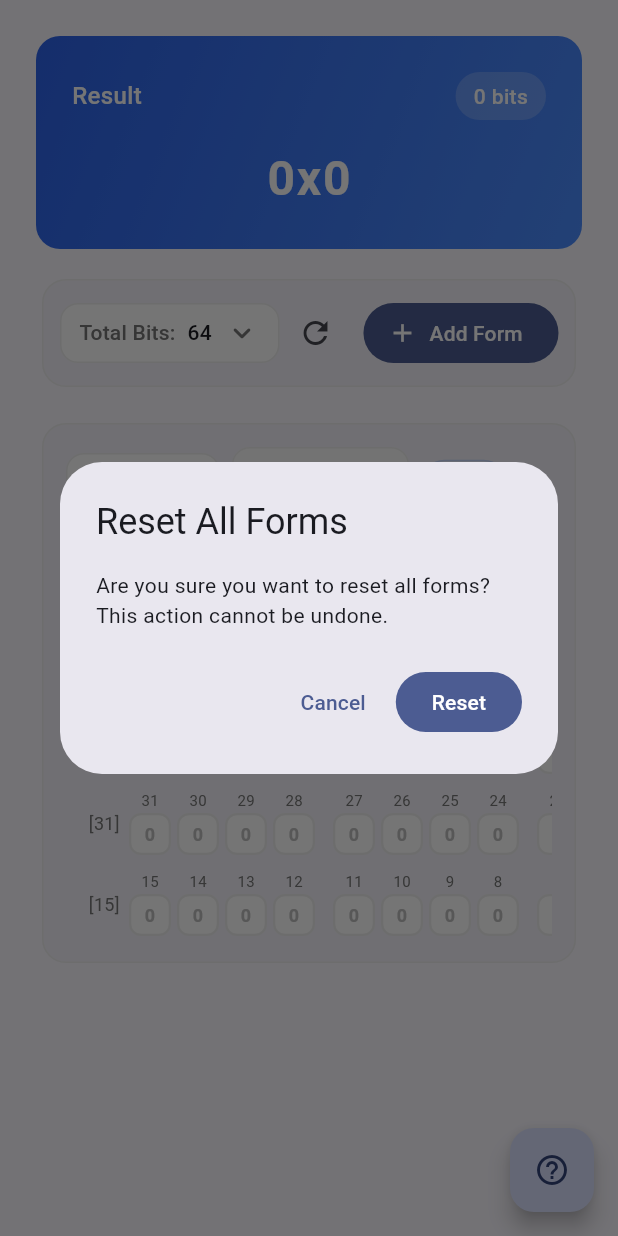
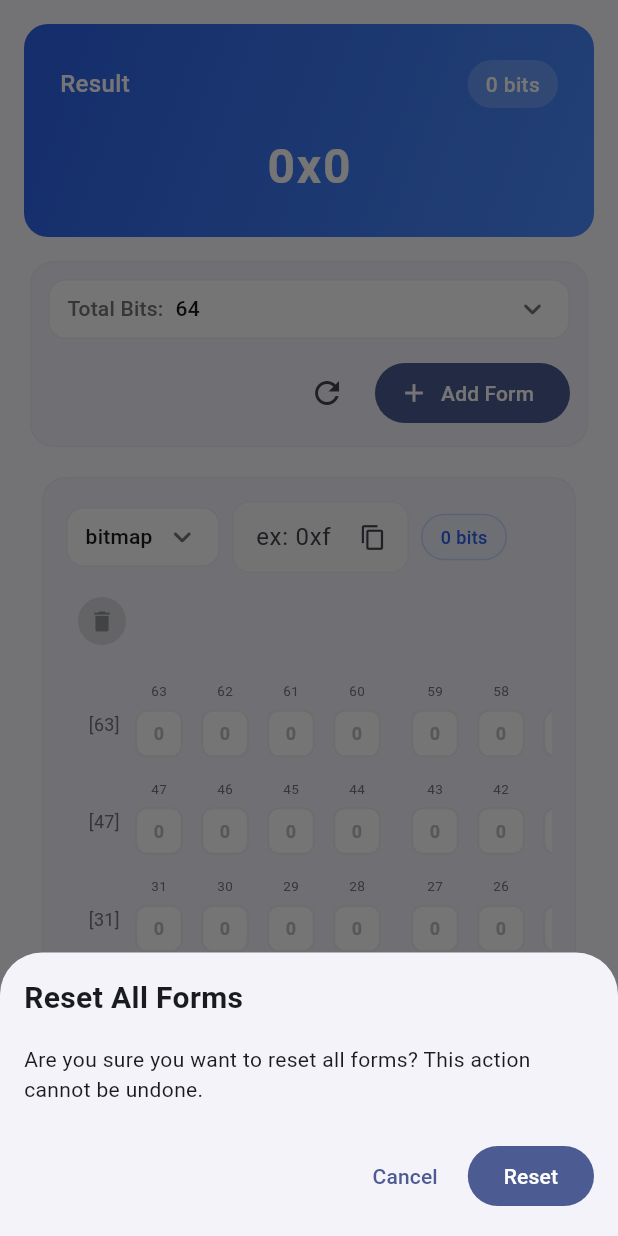
Before and after one commit to joonyverse/bitmasker, a Flutter app: the screen it shows after launch, after a tap on the "refresh" icon, on a phone screen of 412 x 824 dp. Run offline on Flutter 3.47's test engine with Material 3 defaults, Android fonts, the phone set to English and light mode, and no system bars; our stand-ins replace shared_preferences.

Commit message:
chages for mobile

```diff
--- a/lib/main.dart
+++ b/lib/main.dart
@@ -207,6 +207,24 @@
   // 도움말 다이얼로그 상태 추가
   bool _isHelpOpen = false;
 
+  // 모바일 여부 확인
+  bool get _isMobile => MediaQuery.of(context).size.width < 600;
+
+  // 입력폼의 제약조건 계산
+  BoxConstraints _getFormConstraints(BuildContext context) {
+    final width = MediaQuery.of(context).size.width;
+    if (width < 600) {
+      return BoxConstraints(
+        maxWidth: width - 48, // 패딩 고려
+        minWidth: width - 48,
+      );
+    }
+    return const BoxConstraints(
+      maxWidth: 700,
+      minWidth: 400,
+    );
+  }
+
   @override
   void initState() {
     super.initState();
@@ -327,7 +345,52 @@
     return Card(
       child: Padding(
         padding: const EdgeInsets.all(12),
-        child: Row(
+        child: _isMobile
+            ? Column(
+                children: [
+                  Row(
+                    children: [
+                      Expanded(
+                        child: ModernDropdownButton<int>(
+                          value: selectedBitCount,
+                          items: availableBitCounts,
+                          prefix: 'Total Bits:',
+                          labelBuilder: (value) => '$value',
+                          onChanged: (value) {
+                            setState(() {
+                              selectedBitCount = value!;
+                              inputForms = inputForms
+                                  .map((form) =>
+                                      BitInputForm(bitCount: selectedBitCount)
+                                        ..value = form.value)
+                                  .toList();
+                              _saveState();
+                            });
+                          },
+                        ),
+                      ),
+                    ],
+                  ),
+                  const SizedBox(height: 12),
+                  Row(
+                    mainAxisAlignment: MainAxisAlignment.end,
+                    children: [
+                      IconButton(
+                        icon: const Icon(Icons.refresh),
+                        onPressed: () => _showResetDialog(),
+                        tooltip: 'Reset all forms',
+                      ),
+                      const SizedBox(width: 8),
+                      FilledButton.icon(
+                        onPressed: _addNewForm,
+                        icon: const Icon(Icons.add, size: 20),
+                        label: const Text('Add Form'),
+                      ),
+                    ],
+                  ),
+                ],
+              )
+            : Row(
                 children: [
                   ModernDropdownButton<int>(
                     value: selectedBitCount,
@@ -338,7 +401,8 @@
                       setState(() {
                         selectedBitCount = value!;
                         inputForms = inputForms
-                      .map((form) => BitInputForm(bitCount: selectedBitCount)
+                            .map((form) =>
+                                BitInputForm(bitCount: selectedBitCount)
                                   ..value = form.value)
                             .toList();
                         _saveState();
@@ -348,33 +412,7 @@
                   const Spacer(),
                   IconButton(
                     icon: const Icon(Icons.refresh),
-              onPressed: () {
-                showDialog(
-                  context: context,
-                  builder: (context) => AlertDialog(
-                    title: const Text('Reset All Forms'),
-                    content: const Text(
-                        'Are you sure you want to reset all forms? This action cannot be undone.'),
-                    actions: [
-                      TextButton(
-                        onPressed: () => Navigator.pop(context),
-                        child: const Text('Cancel'),
-                      ),
-                      FilledButton(
-                        onPressed: () {
-                          setState(() {
-                            inputForms.clear();
-                            _addNewForm();
-                            _saveState();
-                          });
-                          Navigator.pop(context);
-                        },
-                        child: const Text('Reset'),
-                      ),
-                    ],
-                  ),
-                );
-              },
+                    onPressed: () => _showResetDialog(),
                     tooltip: 'Reset all forms',
                   ),
                   const SizedBox(width: 8),
@@ -593,7 +631,7 @@
         Text(
           '$bitIndex',
           style: TextStyle(
-            fontSize: 10,
+            fontSize: _isMobile ? 9 : 10,
             color: Colors.grey.shade600,
             fontFeatures: const [FontFeature.tabularFigures()],
           ),
@@ -603,11 +641,15 @@
             form.toggleBit(bitIndex);
             _saveState();
           }),
+          // 모바일에서 더 큰 터치 영역
+          behavior: HitTestBehavior.opaque,
+          child: Container(
+            padding: _isMobile ? const EdgeInsets.all(4) : EdgeInsets.zero,
             child: AnimatedContainer(
               duration: const Duration(milliseconds: 200),
               margin: const EdgeInsets.all(2),
-            width: 28,
-            height: 28,
+              width: _isMobile ? 32 : 28,
+              height: _isMobile ? 32 : 28,
               decoration: BoxDecoration(
                 border: Border.all(
                   color: isSelected
@@ -646,6 +688,7 @@
                             ? Colors.red.shade700
                             : const Color(0xFF2D63EA))
                         : Colors.grey.shade400,
+                  ),
                 ),
               ),
             ),
@@ -861,6 +904,85 @@
     );
   }
 
+  // 리셋 다이얼로그를 별도 메서드로 분리
+  void _showResetDialog() {
+    if (_isMobile) {
+      showModalBottomSheet(
+        context: context,
+        builder: (context) => SafeArea(
+          child: Padding(
+            padding: const EdgeInsets.all(16),
+            child: Column(
+              mainAxisSize: MainAxisSize.min,
+              crossAxisAlignment: CrossAxisAlignment.stretch,
+              children: [
+                const Text(
+                  'Reset All Forms',
+                  style: TextStyle(
+                    fontSize: 20,
+                    fontWeight: FontWeight.bold,
+                  ),
+                ),
+                const SizedBox(height: 16),
+                const Text(
+                  'Are you sure you want to reset all forms? This action cannot be undone.',
+                ),
+                const SizedBox(height: 24),
+                Row(
+                  mainAxisAlignment: MainAxisAlignment.end,
+                  children: [
+                    TextButton(
+                      onPressed: () => Navigator.pop(context),
+                      child: const Text('Cancel'),
+                    ),
+                    const SizedBox(width: 8),
+                    FilledButton(
+                      onPressed: () {
+                        setState(() {
+                          inputForms.clear();
+                          _addNewForm();
+                          _saveState();
+                        });
+                        Navigator.pop(context);
+                      },
+                      child: const Text('Reset'),
+                    ),
+                  ],
+                ),
+              ],
+            ),
+          ),
+        ),
+      );
+    } else {
+      showDialog(
+        context: context,
+        builder: (context) => AlertDialog(
+          title: const Text('Reset All Forms'),
+          content: const Text(
+              'Are you sure you want to reset all forms? This action cannot be undone.'),
+          actions: [
+            TextButton(
+              onPressed: () => Navigator.pop(context),
+              child: const Text('Cancel'),
+            ),
+            FilledButton(
+              onPressed: () {
+                setState(() {
+                  inputForms.clear();
+                  _addNewForm();
+                  _saveState();
+                });
+                Navigator.pop(context);
+              },
+              child: const Text('Reset'),
+            ),
+          ],
+        ),
+      );
+    }
+  }
+
   @override
   Widget build(BuildContext context) {
     return Scaffold(
@@ -876,30 +998,27 @@
           autofocus: true,
           child: SingleChildScrollView(
             child: Padding(
-              padding: const EdgeInsets.all(24.0),
+              padding: EdgeInsets.all(_isMobile ? 16.0 : 24.0),
               child: Column(
                 children: [
                   _buildResultCard(),
-                  const SizedBox(height: 16),
+                  SizedBox(height: _isMobile ? 12 : 16),
                   _buildControlsRow(),
-                  const SizedBox(height: 16),
+                  SizedBox(height: _isMobile ? 12 : 16),
                   Wrap(
-                    spacing: 16,
-                    runSpacing: 16,
+                    spacing: _isMobile ? 12 : 16,
+                    runSpacing: _isMobile ? 12 : 16,
                     children: List.generate(
                       inputForms.length,
                       (index) => ConstrainedBox(
-                        constraints: const BoxConstraints(
-                          maxWidth: 700,
-                          minWidth: 400,
-                        ),
+                        constraints: _getFormConstraints(context),
                         child: IntrinsicHeight(
                           child: _buildInputForm(index),
                         ),
                       ),
                     ),
                   ),
-                  const SizedBox(height: 24),
+                  SizedBox(height: _isMobile ? 16 : 24),
                 ],
               ),
             ),
```
Also changed, not shown: 1 other file. Lines whose indentation alone changed are shown as unchanged.
